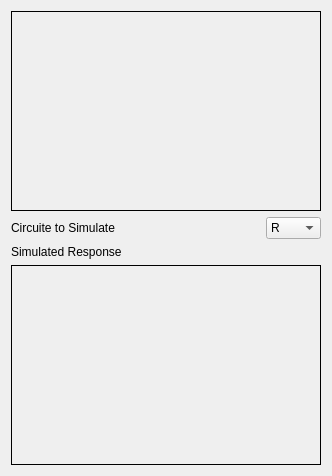
Old version of the form graphical-rlc/ImageDisplay.ui in the repository blaksmith205/graphical-rlc.
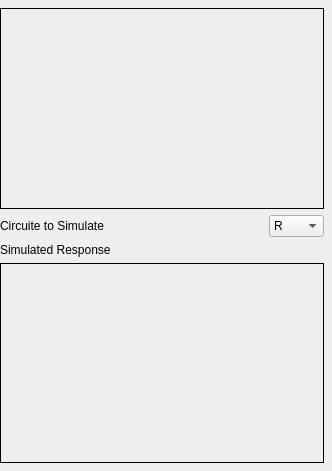
New version of the form. Icons and pictures are not drawn.

```diff
--- a/graphical-rlc/ImageDisplay.ui
+++ b/graphical-rlc/ImageDisplay.ui
@@ -14,6 +14,18 @@
    <string>ImageDisplay</string>
   </property>
   <layout class="QVBoxLayout" name="verticalLayout">
+   <property name="leftMargin">
+    <number>0</number>
+   </property>
+   <property name="topMargin">
+    <number>8</number>
+   </property>
+   <property name="rightMargin">
+    <number>8</number>
+   </property>
+   <property name="bottomMargin">
+    <number>8</number>
+   </property>
    <item>
     <widget class="QLabel" name="circuitPreview">
      <property name="sizePolicy">
```
Left out of the diff: 12 changed lines with no effect on the pictures.
